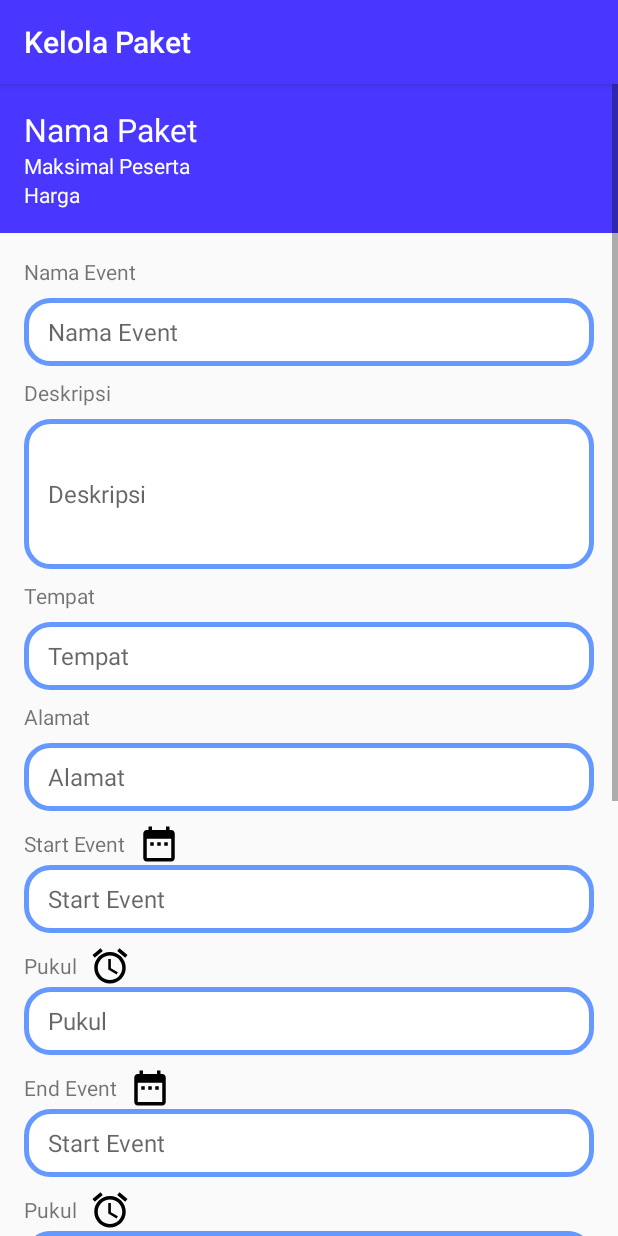
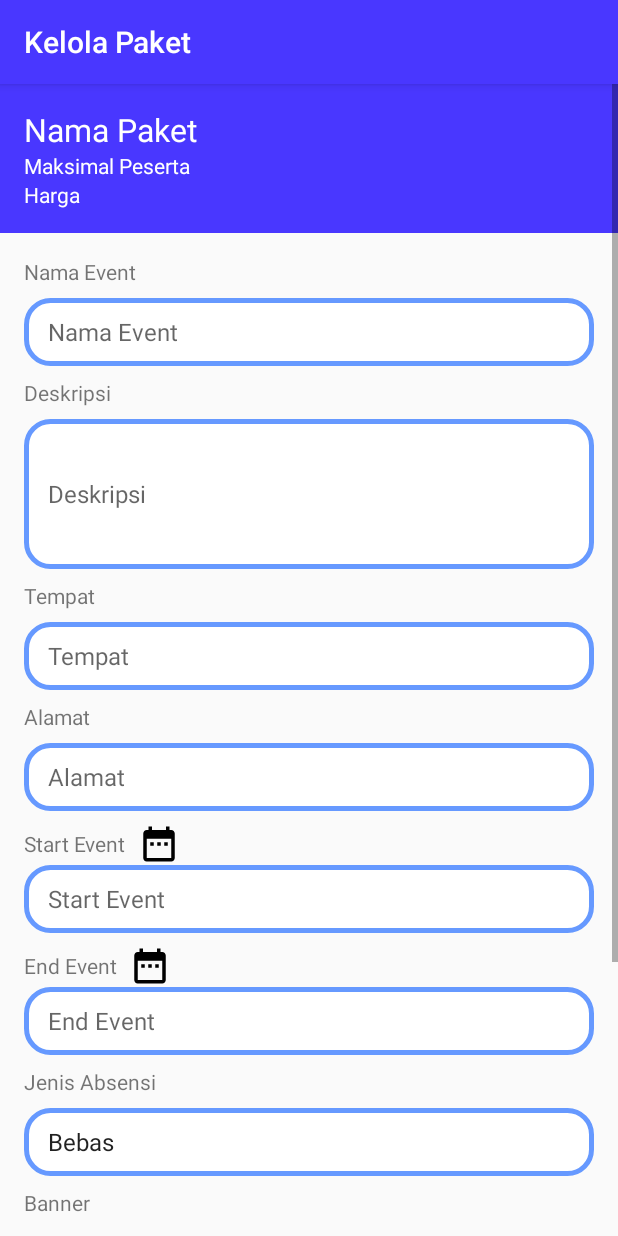
Before and after one commit to anggastudent/digimicePanitia, an Android app: the KelolaPacket screen opened directly, with no data from a screen before it, on a phone screen of 412 x 824 dp. Run offline under Robolectric (Android 15) with nearby library versions, the phone set to English and light mode, and no system bars; our stand-ins replace Volley; network calls fail.

Commit message:
membuat fitur tambah event dan upload gambar ke server dan memperbaiki yang error

```diff
--- a/app/src/main/AndroidManifest.xml
+++ b/app/src/main/AndroidManifest.xml
@@ -7,7 +7,7 @@
 
     <application
         android:allowBackup="true"
-        android:icon="@mipmap/ic_launcher"
+        android:icon="@drawable/logo"
         android:label="@string/app_name"
         android:roundIcon="@mipmap/ic_launcher_round"
         android:supportsRtl="true"
--- a/app/src/main/java/com/example/digimiceconferent/Activity/DetailPacket.java
+++ b/app/src/main/java/com/example/digimiceconferent/Activity/DetailPacket.java
@@ -36,20 +36,21 @@ public class DetailPacket extends AppCompatActivity {
         btKelolaPaket = findViewById(R.id.bt_kelola_paket);
         sharedPrefManager = new SharedPrefManager(this);
 
-        EventPacket eventPacket = getIntent().getParcelableExtra(EXTRA_EVENT_PACKET);
+        final EventPacket eventPacket = getIntent().getParcelableExtra(EXTRA_EVENT_PACKET);
         if (eventPacket != null) {
             tvEmail.setText(sharedPrefManager.getSpEmail());
             tvTeam.setText("("+sharedPrefManager.getSpNameTeam()+")");
             tvNamePanitia.setText(sharedPrefManager.getSpName());
             tvNamePacket.setText(eventPacket.getName_packet());
             tvMaxParticipant.setText(eventPacket.getMax_participant());
-            tvPricePacket.setText(eventPacket.getPrice());
+            tvPricePacket.setText("Rp. "+eventPacket.getPrice());
         }
 
         btKelolaPaket.setOnClickListener(new View.OnClickListener() {
             @Override
             public void onClick(View v) {
                 Intent intent = new Intent(DetailPacket.this, KelolaPacket.class);
+                intent.putExtra(KelolaPacket.EXTRA_INTENT, eventPacket);
                 startActivity(intent);
             }
         });
--- a/app/src/main/java/com/example/digimiceconferent/Activity/KelolaPacket.java
+++ b/app/src/main/java/com/example/digimiceconferent/Activity/KelolaPacket.java
@@ -10,32 +10,56 @@ import android.graphics.Bitmap;
 import android.net.Uri;
 import android.os.Bundle;
 import android.provider.MediaStore;
+import android.util.Base64;
 import android.view.View;
 import android.widget.Button;
 import android.widget.DatePicker;
 import android.widget.EditText;
 import android.widget.ImageView;
+import android.widget.ProgressBar;
+import android.widget.Spinner;
+import android.widget.TextView;
+import android.widget.Toast;
 
+import com.android.volley.AuthFailureError;
+import com.android.volley.Request;
+import com.android.volley.RequestQueue;
+import com.android.volley.Response;
+import com.android.volley.VolleyError;
+import com.android.volley.toolbox.StringRequest;
+import com.android.volley.toolbox.Volley;
 import com.example.digimiceconferent.Fragment.DatePickerFragment;
 import com.example.digimiceconferent.Fragment.TimePickerFragment;
+import com.example.digimiceconferent.Model.EventPacket;
 import com.example.digimiceconferent.R;
 
+import java.io.ByteArrayOutputStream;
 import java.text.SimpleDateFormat;
 import java.util.Calendar;
+import java.util.HashMap;
 import java.util.Locale;
+import java.util.Map;
 
 public class KelolaPacket extends AppCompatActivity implements View.OnClickListener, DatePickerFragment.DialogDateListener, TimePickerFragment.DialogTimeListener {
 
     EditText etNameEvent,etDescEvent, etPlaceEvent, etAddressEvent, etStartDateEvent,
             etStartTimeEvent, etEndDateEvent, etEndTimeEvent, etPriceEvent;
     Button btStartDate, btStartTime, btEndDate, btEndTime,btPilihPaket, btaddImg;
+    TextView tvNamePaket, tvMaxParticipant, tvPrice;
     ImageView imgBanner;
+    RequestQueue queue;
+    Spinner spPresensi;
 
     final String START_DATE_PICKER = "start date picker";
     final String START_TIME_PICKER = "start time picker";
     final String END_DATE_PICKER = "end date picker";
     final String END_TIME_PICKER = "end time picker";
 
+    public static String EXTRA_INTENT = "extra intent";
+
+    String paket_id;
+    String imageString;
+    int price;
     int PICK_IMAGE_REQUEST = 111;
     Bitmap bitmap;
     ProgressDialog loading;
@@ -48,24 +72,52 @@ public class KelolaPacket extends AppCompatActivity implements View.OnClickListe
         if (getSupportActionBar() != null) {
             getSupportActionBar().setTitle("Kelola Paket");
         }
+
+        tvNamePaket = findViewById(R.id.name_paket_title);
+        tvMaxParticipant = findViewById(R.id.max_participant_title);
+        tvPrice = findViewById(R.id.price_title);
+
+        spPresensi = findViewById(R.id.spinner_presensi);
+
         imgBanner = findViewById(R.id.img_banner);
+        etNameEvent = findViewById(R.id.name_event_kelola);
+        etDescEvent = findViewById(R.id.deskripsi_kelola);
+        etPlaceEvent = findViewById(R.id.tempat_event_kelola);
+        etAddressEvent = findViewById(R.id.alamat_event_kelola);
+        etPriceEvent = findViewById(R.id.price_event_kelola);
+        etStartDateEvent = findViewById(R.id.start_event_kelola);
+        etEndDateEvent = findViewById(R.id.end_event_kelola);
 
-        etStartDateEvent = findViewById(R.id.start_event_kelola);
-        etStartTimeEvent = findViewById(R.id.start_time_event_kelola);
-        etEndDateEvent = findViewById(R.id.end_event_kelola);
-        etEndTimeEvent = findViewById(R.id.end_time_event_kelola);
-
+        btPilihPaket = findViewById(R.id.bt_pilih_paket);
         btaddImg = findViewById(R.id.add_img_banner_event);
         btStartDate = findViewById(R.id.bt_start_date);
-        btStartTime = findViewById(R.id.bt_start_time);
         btEndDate = findViewById(R.id.bt_end_date);
-        btEndTime = findViewById(R.id.bt_end_time);
 
         btStartDate.setOnClickListener(this);
-        btStartTime.setOnClickListener(this);
         btEndDate.setOnClickListener(this);
-        btEndTime.setOnClickListener(this);
         btaddImg.setOnClickListener(this);
+
+        btPilihPaket.setOnClickListener(new View.OnClickListener() {
+            @Override
+            public void onClick(View v) {
+                addEvent();
+            }
+        });
+
+
+
+        EventPacket eventPacket = getIntent().getParcelableExtra(EXTRA_INTENT);
+        if (eventPacket != null) {
+            tvNamePaket.setText(eventPacket.getName_packet());
+            tvMaxParticipant.setText(eventPacket.getMax_participant());
+            tvPrice.setText("Rp. "+eventPacket.getPrice());
+            paket_id = eventPacket.getId();
+            price = Integer.parseInt(eventPacket.getPrice());
+            if (price == 0) {
+                etPriceEvent.setEnabled(false);
+                etPriceEvent.setText("0");
+            }
+        }
     }
 
     @Override
@@ -75,24 +127,19 @@ public class KelolaPacket extends AppCompatActivity implements View.OnClickListe
                 DatePickerFragment datePickerFragmentStartDate = new DatePickerFragment();
                 datePickerFragmentStartDate.show(getSupportFragmentManager(), START_DATE_PICKER);
                 break;
-            case R.id.bt_start_time:
-                TimePickerFragment timePickerFragmentStartTime = new TimePickerFragment();
-                timePickerFragmentStartTime.show(getSupportFragmentManager(), START_TIME_PICKER);
-                break;
+
             case R.id.bt_end_date:
                 DatePickerFragment datePickerFragmentEndDate = new DatePickerFragment();
                 datePickerFragmentEndDate.show(getSupportFragmentManager(), END_DATE_PICKER);
                 break;
-            case R.id.bt_end_time:
-                TimePickerFragment timePickerFragmentEndTime = new TimePickerFragment();
-                timePickerFragmentEndTime.show(getSupportFragmentManager(), END_TIME_PICKER);
-                break;
+
             case R.id.add_img_banner_event:
                 Intent intent = new Intent();
                 intent.setType("image/*");
                 intent.setAction(Intent.ACTION_PICK);
                 startActivityForResult(Intent.createChooser(intent, "Select Image"),PICK_IMAGE_REQUEST);
                 break;
+
         }
     }
 
@@ -145,4 +192,52 @@ public class KelolaPacket extends AppCompatActivity implements View.OnClickListe
             }
         }
     }
+
+    private void addEvent(){
+        queue = Volley.newRequestQueue(this);
+
+        if(bitmap != null) {
+            ByteArrayOutputStream byteArrayOutputStream = new ByteArrayOutputStream();
+            bitmap.compress(Bitmap.CompressFormat.JPEG, 60, byteArrayOutputStream);
+            byte[] imageBytes = byteArrayOutputStream.toByteArray();
+            imageString = Base64.encodeToString(imageBytes, Base64.DEFAULT);
+        }
+
+        String url = "http://192.168.4.107/myAPI/public/add-event";
+        StringRequest request = new StringRequest(Request.Method.POST, url, new Response.Listener<String>() {
+            @Override
+            public void onResponse(String response) {
+                Toast.makeText(getApplicationContext(), "Berhasil",Toast.LENGTH_SHORT).show();
+            }
+        }, new Response.ErrorListener() {
+            @Override
+            public void onErrorResponse(VolleyError error) {
+                Toast.makeText(getApplicationContext(), "Gagal",Toast.LENGTH_SHORT).show();
+
+            }
+        }){
+            protected Map<String, String> getParams() throws AuthFailureError {
+                Map<String, String> data = new HashMap<String, String>();
+                data.put("name", etNameEvent.getText().toString());
+                data.put("start", etStartDateEvent.getText().toString());
+                data.put("end", etEndDateEvent.getText().toString());
+                data.put("event_type_id", "3");
+                data.put("banner", imageString);
+                data.put("description", etDescEvent.getText().toString());
+                data.put("place", etPlaceEvent.getText().toString());
+                data.put("address", etAddressEvent.getText().toString());
+                if(price==0) {
+                    data.put("event_status", "true");
+                }else {
+                    data.put("event_status", "false");
+                }
+                data.put("presence_type", spPresensi.getSelectedItem().toString());
+                data.put("event_paket_id", paket_id);
+                data.put("event_ticket_price", etPriceEvent.getText().toString());
+                return data;
+            }
+        };
+
+        queue.add(request);
+    }
 }
--- a/app/src/main/java/com/example/digimiceconferent/Activity/Login.java
+++ b/app/src/main/java/com/example/digimiceconferent/Activity/Login.java
@@ -63,7 +63,7 @@ public class Login extends AppCompatActivity {
 
     private void login() {
         RequestQueue queue = Volley.newRequestQueue(this);
-        String url = "http://192.168.4.105/myAPI/public/login";
+        String url = "http://192.168.4.107/myAPI/public/login";
 
         StringRequest stringRequest = new StringRequest(Request.Method.POST, url, new Response.Listener<String>() {
             @Override
--- a/app/src/main/java/com/example/digimiceconferent/Adapter/RecyclerViewEventPacketAdapter.java
+++ b/app/src/main/java/com/example/digimiceconferent/Adapter/RecyclerViewEventPacketAdapter.java
@@ -35,7 +35,7 @@ public class RecyclerViewEventPacketAdapter extends RecyclerView.Adapter<Recycle
         EventPacket eventPacket = listPacket.get(position);
         holder.name_packet.setText(eventPacket.getName_packet());
         holder.max_participant.setText(eventPacket.getMax_participant());
-        holder.price.setText(eventPacket.getPrice());
+        holder.price.setText("Rp. "+eventPacket.getPrice());
         holder.itemView.setOnClickListener(new View.OnClickListener() {
             @Override
             public void onClick(View v) {
--- a/app/src/main/res/layout/activity_kelola_packet.xml
+++ b/app/src/main/res/layout/activity_kelola_packet.xml
@@ -19,6 +19,7 @@
             android:padding="16dp"
             android:orientation="vertical">
             <TextView
+                android:id="@+id/name_paket_title"
                 android:layout_width="match_parent"
                 android:layout_height="wrap_content"
                 android:textColor="@android:color/white"
@@ -26,11 +27,13 @@
                 android:text="@string/name_packet"/>
 
             <TextView
+                android:id="@+id/max_participant_title"
                 android:layout_width="match_parent"
                 android:textColor="@android:color/white"
                 android:layout_height="wrap_content"
                 android:text="@string/max_participant"/>
             <TextView
+                android:id="@+id/price_title"
                 android:textColor="@android:color/white"
                 android:layout_width="match_parent"
                 android:layout_height="wrap_content"
@@ -151,36 +154,6 @@
                     android:layout_height="wrap_content"
                     android:layout_marginBottom="8dp"
                     android:paddingRight="8dp"
-                    android:text="@string/time"/>
-                <Button
-                    android:id="@+id/bt_start_time"
-                    android:background="@drawable/ic_access_alarm_black_24dp"
-                    android:layout_width="28dp"
-                    android:layout_height="28dp"/>
-
-            </LinearLayout>
-
-            <EditText
-                android:id="@+id/start_time_event_kelola"
-                android:layout_width="match_parent"
-                android:layout_height="45dp"
-                android:layout_marginBottom="8dp"
-                android:background="@drawable/border_form"
-                android:paddingLeft="16dp"
-                android:hint="@string/time"
-                android:inputType="text"
-                android:textSize="16sp" />
-
-            <LinearLayout
-                android:layout_width="match_parent"
-                android:layout_height="wrap_content"
-                android:orientation="horizontal">
-
-                <TextView
-                    android:layout_width="wrap_content"
-                    android:layout_height="wrap_content"
-                    android:layout_marginBottom="8dp"
-                    android:paddingRight="8dp"
                     android:text="@string/end_event"/>
                 <Button
                     android:id="@+id/bt_end_date"
@@ -197,37 +170,7 @@
                 android:layout_marginBottom="8dp"
                 android:background="@drawable/border_form"
                 android:paddingLeft="16dp"
-                android:hint="@string/start_event"
-                android:inputType="text"
-                android:textSize="16sp" />
-
-            <LinearLayout
-                android:layout_width="match_parent"
-                android:layout_height="wrap_content"
-                android:orientation="horizontal">
-
-                <TextView
-                    android:layout_width="wrap_content"
-                    android:layout_height="wrap_content"
-                    android:layout_marginBottom="8dp"
-                    android:paddingRight="8dp"
-                    android:text="@string/time"/>
-                <Button
-                    android:id="@+id/bt_end_time"
-                    android:background="@drawable/ic_access_alarm_black_24dp"
-                    android:layout_width="28dp"
-                    android:layout_height="28dp"/>
-
-            </LinearLayout>
-
-            <EditText
-                android:id="@+id/end_time_event_kelola"
-                android:layout_width="match_parent"
-                android:layout_height="45dp"
-                android:layout_marginBottom="8dp"
-                android:background="@drawable/border_form"
-                android:paddingLeft="16dp"
-                android:hint="@string/time"
+                android:hint="@string/end_event"
                 android:inputType="text"
                 android:textSize="16sp" />
 
@@ -255,6 +198,7 @@
                 android:layout_marginBottom="8dp"
                 android:paddingRight="8dp"
                 android:text="@string/banner"/>
+
             <LinearLayout
                 android:layout_width="match_parent"
                 android:layout_height="wrap_content"
@@ -279,26 +223,10 @@
             </LinearLayout>
 
             <TextView
-                android:layout_width="wrap_content"
-                android:layout_height="wrap_content"
-                android:layout_marginBottom="8dp"
-                android:paddingRight="8dp"
-                android:text="@string/max_participant"/>
-
-            <TextView
-                android:id="@+id/max_participant_kelola"
-                android:layout_width="wrap_content"
-                android:layout_height="wrap_content"
-                android:layout_marginBottom="8dp"
-                android:paddingRight="8dp"
-                android:textSize="21sp"
-                android:text="@string/max_participant"/>
-
-            <TextView
                 android:layout_width="match_parent"
                 android:layout_height="wrap_content"
                 android:layout_marginBottom="8dp"
-                android:text="@string/price"/>
+                android:text="@string/harga_tiket"/>
 
             <EditText
                 android:id="@+id/price_event_kelola"
@@ -307,7 +235,7 @@
                 android:layout_marginBottom="8dp"
                 android:background="@drawable/border_form"
                 android:paddingLeft="16dp"
-                android:hint="@string/price"
+                android:hint="@string/harga_tiket"
                 android:inputType="text"
                 android:textSize="16sp" />
 
--- a/app/src/main/res/values/strings.xml
+++ b/app/src/main/res/values/strings.xml
@@ -34,6 +34,7 @@
     <string name="banner">Banner</string>
     <string name="choose_packet">Pilih Paket</string>
     <string name="upload">Upload</string>
+    <string name="harga_tiket">Harga Tiket</string>
 
     <string-array name="presensi">
         <item>Bebas</item>
```
Also changed, not shown: app/src/main/java/com/example/digimiceconferent/MainViewModel.java (+7 -6 lines).
